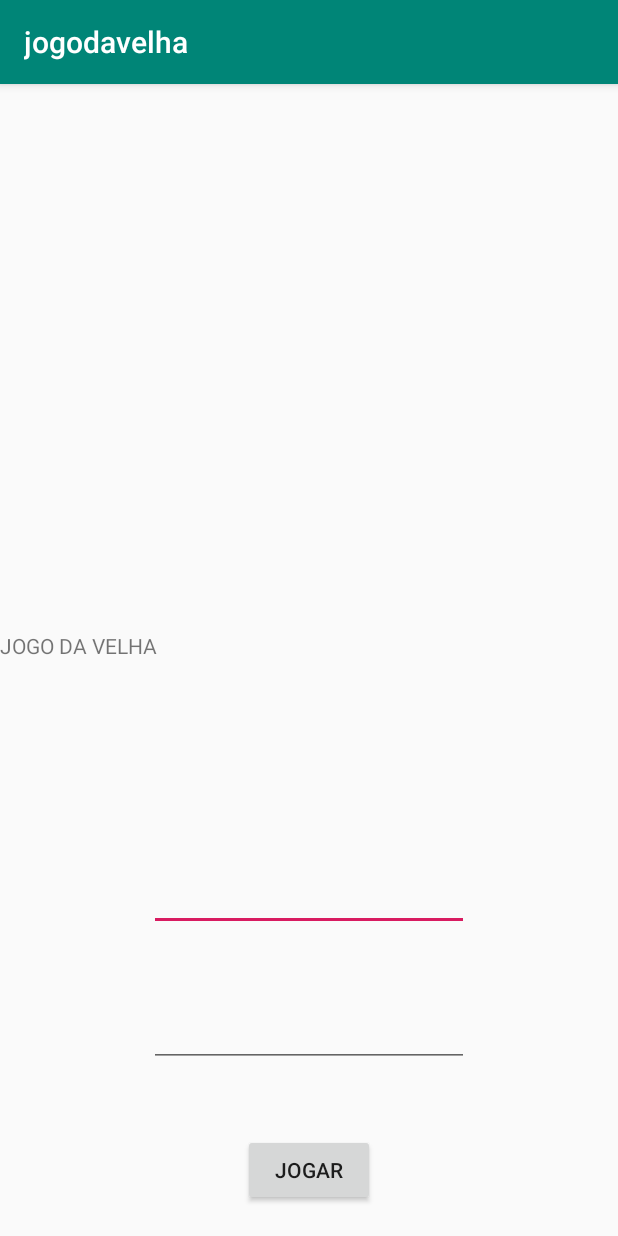
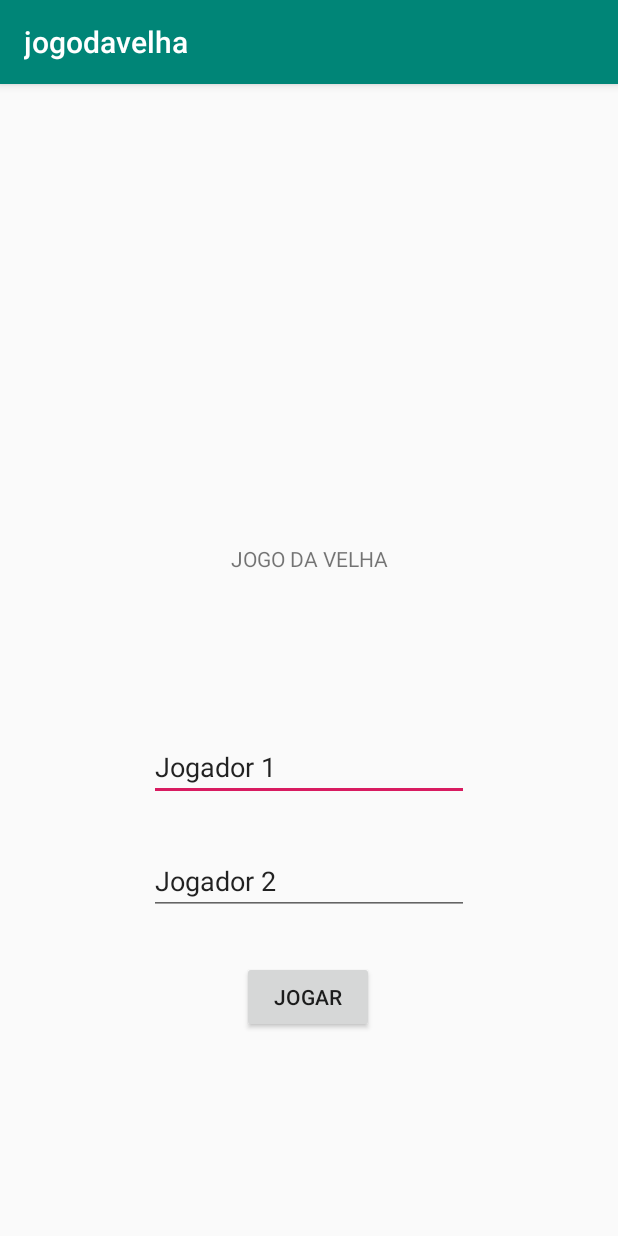
Before and after one commit to rafulll/TTTAG2, an Android app: the screen it shows after launch (MainScreen), on a phone screen of 412 x 824 dp. Run offline under Robolectric (Android 15) with nearby library versions, the phone set to English and light mode, and no system bars.

Commit message:
Melhoria no layout

```diff
--- a/app/src/main/res/layout/activity_main_screen.xml
+++ b/app/src/main/res/layout/activity_main_screen.xml
@@ -10,12 +10,14 @@
         android:id="@+id/button12"
         android:layout_width="wrap_content"
         android:layout_height="wrap_content"
-        android:layout_marginBottom="20dp"
         android:onClick="play"
         android:text="Jogar"
         app:layout_constraintBottom_toBottomOf="parent"
         app:layout_constraintEnd_toEndOf="parent"
-        app:layout_constraintStart_toStartOf="parent" />
+        app:layout_constraintHorizontal_bias="0.498"
+        app:layout_constraintStart_toStartOf="parent"
+        app:layout_constraintTop_toTopOf="parent"
+        app:layout_constraintVertical_bias="0.812" />
 
     <TextView
         android:id="@+id/textView2"
@@ -23,8 +25,9 @@
         android:layout_height="wrap_content"
         android:text="Jogo da Velha"
         app:layout_constraintBottom_toBottomOf="@+id/button12"
-        app:layout_constraintTop_toTopOf="parent"
-        tools:layout_editor_absoluteX="161dp" />
+        app:layout_constraintEnd_toEndOf="parent"
+        app:layout_constraintStart_toStartOf="parent"
+        app:layout_constraintTop_toTopOf="parent" />
 
     <EditText
         android:id="@+id/editText"
@@ -32,7 +35,7 @@
         android:layout_height="wrap_content"
         android:ems="10"
         android:inputType="textPersonName"
-        tools:text="Jogador 1"
+        android:text="Jogador 1"
         app:layout_constraintBottom_toTopOf="@+id/button12"
         app:layout_constraintEnd_toEndOf="parent"
         app:layout_constraintStart_toStartOf="parent"
@@ -44,7 +47,7 @@
         android:layout_height="wrap_content"
         android:ems="10"
         android:inputType="textPersonName"
-        tools:text="Jogador 2"
+        android:text="Jogador 2"
         app:layout_constraintBottom_toTopOf="@+id/button12"
         app:layout_constraintEnd_toEndOf="parent"
         app:layout_constraintStart_toStartOf="parent"
```
Also changed, not shown: app/src/main/java/com/example/jogodavelha/MainActivity.kt (+8 -2 lines).
